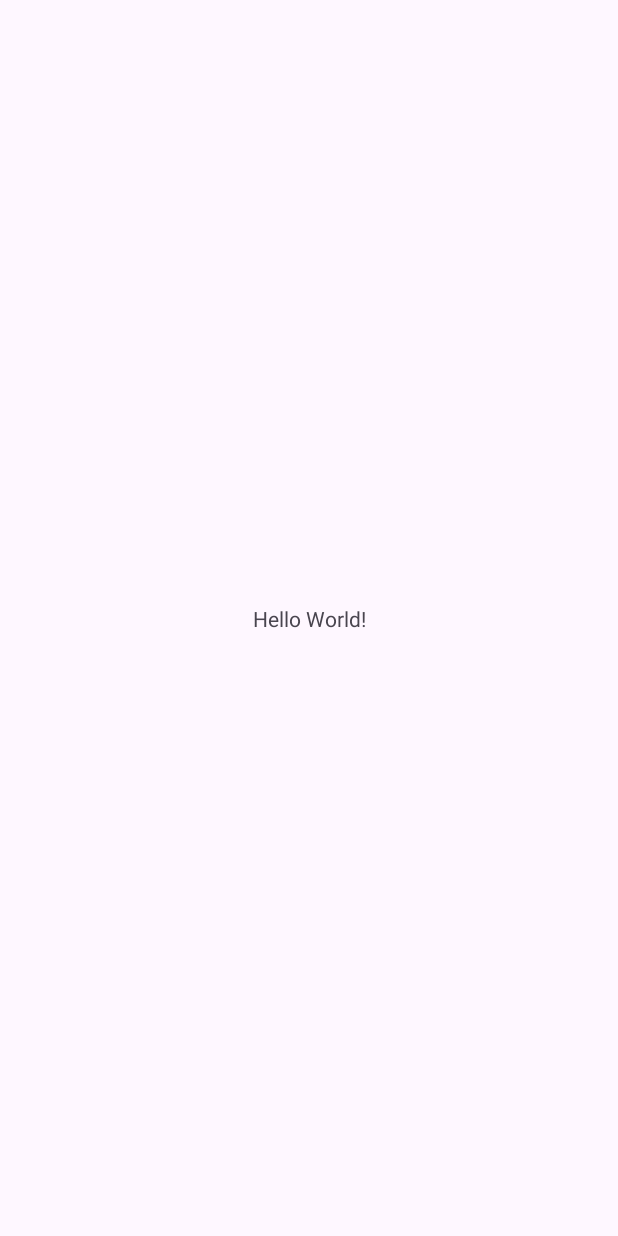
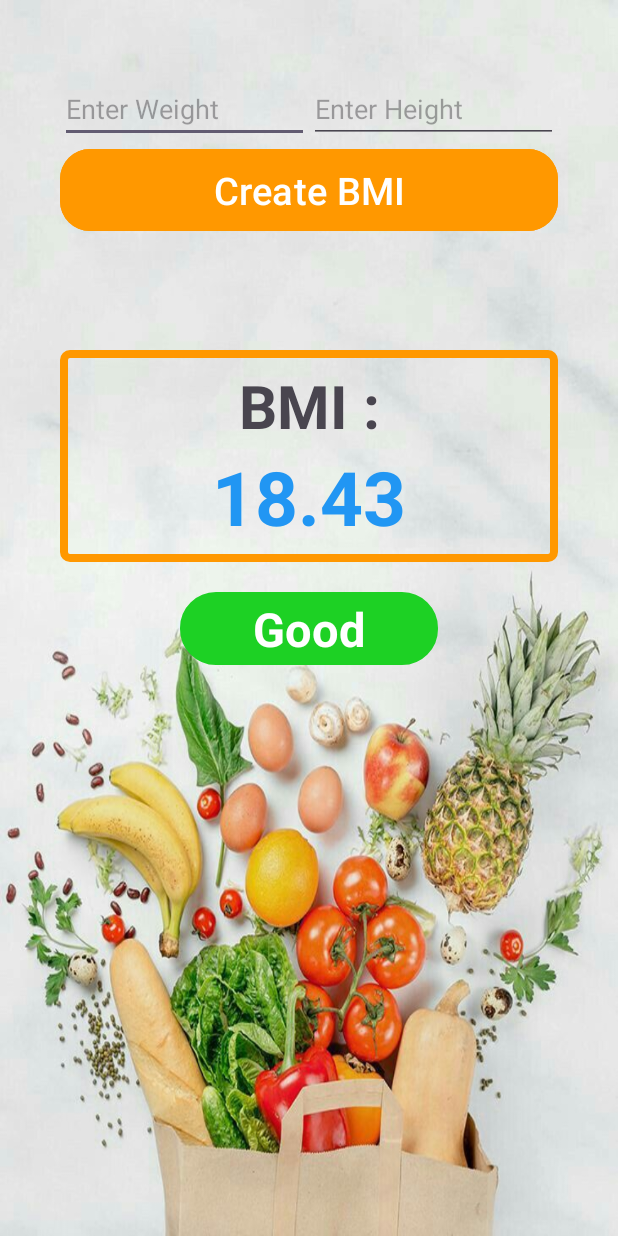
Before and after one commit to N-isith/ToShape, an Android app: the screen it shows after launch (MainActivity), on a phone screen of 412 x 824 dp. Before the commit the screen is almost empty. Run offline under Robolectric (Android 15) with nearby library versions, the light colour scheme and no system bars.

Commit message:
main UI created

```diff
--- a/ToShape/app/src/main/AndroidManifest.xml
+++ b/ToShape/app/src/main/AndroidManifest.xml
@@ -1,6 +1,6 @@
 <?xml version="1.0" encoding="utf-8"?>
 <manifest xmlns:android="http://schemas.android.com/apk/res/android"
-    xmlns:tools="http://schemas.android.com/tools">
+    xmlns:tools="http://schemas.android.com/tools" >
 
     <application
         android:allowBackup="true"
@@ -11,10 +11,10 @@
         android:roundIcon="@mipmap/ic_launcher_round"
         android:supportsRtl="true"
         android:theme="@style/Theme.ToShape"
-        tools:targetApi="31">
+        tools:targetApi="31" >
         <activity
             android:name=".MainActivity"
-            android:exported="true">
+            android:exported="true" >
             <intent-filter>
                 <action android:name="android.intent.action.MAIN" />
 
--- /dev/null
+++ b/ToShape/app/src/main/res/drawable/statusbtnframe.xml
@@ -0,0 +1,8 @@
+<shape xmlns:android="http://schemas.android.com/apk/res/android"
+    android:shape="rectangle">
+    <fill android:color="@color/submitcolor" />
+    <stroke
+    android:width="40dp"
+    android:color="@color/statuscolor" />
+    <corners android:radius="4dp" />
+</shape>
--- /dev/null
+++ b/ToShape/app/src/main/res/drawable/thename.xml
@@ -0,0 +1,8 @@
+<shape xmlns:android="http://schemas.android.com/apk/res/android"
+    android:shape="rectangle">
+    <fill android:color="@color/submitcolor" />
+    <stroke
+    android:width="5dp"
+    android:color="@color/submitcolor" />
+    <corners android:radius="4dp" />
+</shape>
--- a/ToShape/app/src/main/res/layout/activity_main.xml
+++ b/ToShape/app/src/main/res/layout/activity_main.xml
@@ -5,15 +5,99 @@
     android:id="@+id/main"
     android:layout_width="match_parent"
     android:layout_height="match_parent"
+    android:background="@drawable/shapebg"
+
     tools:context=".MainActivity">
 
-    <TextView
-        android:layout_width="wrap_content"
+    <LinearLayout
+        android:layout_width="match_parent"
         android:layout_height="wrap_content"
-        android:text="Hello World!"
-        app:layout_constraintBottom_toBottomOf="parent"
-        app:layout_constraintEnd_toEndOf="parent"
-        app:layout_constraintStart_toStartOf="parent"
-        app:layout_constraintTop_toTopOf="parent" />
+        android:layout_marginHorizontal="40dp"
+        android:layout_marginTop="50dp"
+        android:orientation="vertical"
+
+        app:layout_constraintTop_toTopOf="parent"
+        tools:layout_editor_absoluteX="0dp">
+
+        <LinearLayout
+            android:layout_width="wrap_content"
+            android:layout_height="wrap_content"
+            android:layout_marginBottom="0dp"
+            android:orientation="horizontal">
+
+            <EditText
+                android:id="@+id/editTextText3"
+                android:layout_width="wrap_content"
+                android:layout_height="wrap_content"
+                android:layout_weight="1"
+                android:ems="10"
+                android:hint="Enter Weight"
+                android:inputType="text" />
+
+            <EditText
+                android:id="@+id/editTextText4"
+                android:layout_width="wrap_content"
+                android:layout_height="wrap_content"
+                android:layout_weight="1"
+                android:ems="10"
+                android:hint="Enter Height"
+                android:inputType="text" />
+        </LinearLayout>
+
+        <Button
+            android:id="@+id/getBMI"
+            android:layout_width="match_parent"
+            android:layout_height="wrap_content"
+            android:backgroundTint="@color/submitcolor"
+            android:paddingVertical="10dp"
+            android:text="Create BMI"
+            android:textColor="@color/white"
+            android:textSize="25sp"
+            app:cornerRadius="20dp" />
+
+        <LinearLayout
+            android:layout_width="match_parent"
+            android:layout_height="match_parent"
+            android:background="@drawable/thename"
+            android:layout_marginTop="75dp"
+            android:paddingVertical="10dp"
+            android:orientation="vertical">
+
+            <TextView
+                android:id="@+id/BMItitle"
+                android:layout_width="match_parent"
+                android:layout_height="wrap_content"
+                android:text="BMI :"
+                android:textAlignment="center"
+                android:textSize="40dp"
+                android:textStyle="bold" />
+
+            <TextView
+                android:id="@+id/BMIrate"
+                android:layout_width="match_parent"
+                android:layout_height="wrap_content"
+                android:text="18.43"
+                android:textAlignment="center"
+                android:textSize="50dp"
+                android:textStyle="bold"
+                android:textColor="@color/rateColor"/>
+
+        </LinearLayout>
+
+        <TextView
+            android:id="@+id/status"
+            android:layout_width="match_parent"
+            android:layout_height="wrap_content"
+            android:text="Good"
+            android:background="@drawable/statusbtnframe"
+            android:textStyle="bold"
+            android:textSize="31dp"
+            android:textColor="@color/white"
+            android:textAlignment="center"
+            android:layout_marginVertical="20dp"
+            android:layout_marginHorizontal="80dp"
+            android:paddingVertical="3dp"/>
+
+    </LinearLayout>
 
 </androidx.constraintlayout.widget.ConstraintLayout>
--- a/ToShape/app/src/main/res/values/colors.xml
+++ b/ToShape/app/src/main/res/values/colors.xml
@@ -2,4 +2,7 @@
 <resources>
     <color name="black">#FF000000</color>
     <color name="white">#FFFFFFFF</color>
+    <color name="submitcolor">#FF9800</color>
+    <color name="rateColor">#2196F3</color>
+    <color name="statuscolor">#1DD124</color>
 </resources>
```
Also changed, not shown: ToShape/app/src/main/res/drawable/shapebg.jpg (added), ToShape/app/src/main/res/drawable/shapebg2.webp (added), 1 other file.
